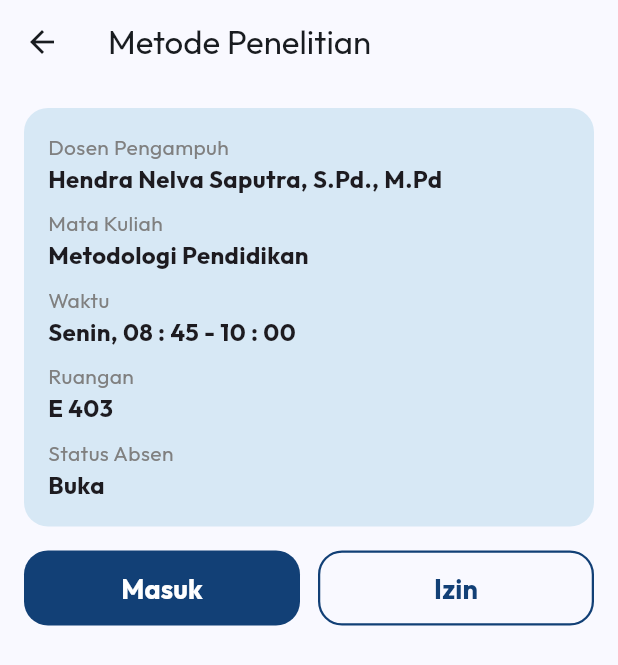
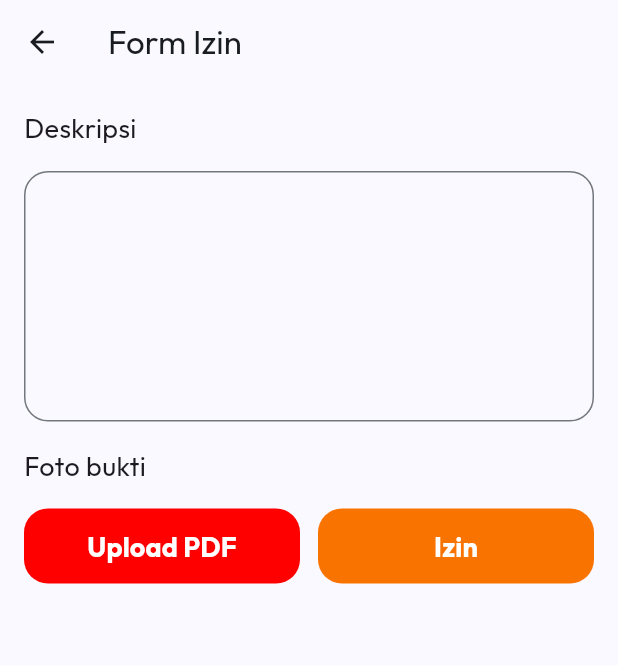
Before and after one commit to Triwahyu22116012/sistem-absensi-mahasiswa, a Flutter app: the ScheduleDetailScreen screen opened directly, after a tap on "Izin", on a phone screen of 412 x 824 dp. Shown: the top 665 px of the screen. Run offline on Flutter 3.47's test engine with Material 3 defaults, Android fonts, the phone set to English and light mode, and no system bars; our stand-ins replace google_fonts, image_picker.

Commit message:
membuat halaman notifikasi dan izin

```diff
--- /dev/null
+++ b/lib/screen/mahasiswa/absen/izin_screen.dart
@@ -0,0 +1,106 @@
+import 'package:flutter/material.dart';
+
+class IzinScreen extends StatelessWidget {
+  const IzinScreen({super.key});
+
+  @override
+  Widget build(BuildContext context) {
+    return Scaffold(
+      appBar: AppBar(
+        title: const Text("Form Izin"),
+      ),
+      body: Padding(
+        padding: const EdgeInsets.all(16),
+        child: Column(
+          crossAxisAlignment: CrossAxisAlignment.start,
+          children: [
+            const Text(
+              "Deskripsi",
+              style: TextStyle(
+                fontSize: 18
+              ),
+            ),
+            Padding(
+              padding: const EdgeInsets.only(top: 16),
+              child: TextField(
+                decoration: InputDecoration(
+                  border: OutlineInputBorder(
+                      borderRadius: BorderRadius.circular(16)
+                  ),
+                  focusedBorder: OutlineInputBorder(
+                      borderRadius: BorderRadius.circular(16),
+                      borderSide: const BorderSide(
+                          color: Color(0xFF275591),
+                          width: 1.5
+                      )
+                  ),
+                ),
+                style: const TextStyle(
+                  fontSize: 18
+                ),
+                maxLines: 5,
+              ),
+            ),
+            const SizedBox(height: 16),
+            const Text(
+              "Foto bukti",
+              style: TextStyle(
+                fontSize: 18
+              ),
+            ),
+            const SizedBox(height: 16),
+            Row(
+              mainAxisAlignment: MainAxisAlignment.spaceBetween,
+              children: [
+                SizedBox(
+                  width: 184,
+                  height: 50,
+                  child: FilledButton(
+                      onPressed: () {
+
+                      },
+                      style: FilledButton.styleFrom(
+                        shape: RoundedRectangleBorder(
+                          borderRadius: BorderRadius.circular(16)
+                        ),
+                        backgroundColor: const Color(0xFFFF0000)
+                      ),
+                      child: const Text(
+                        "Upload PDF",
+                        style: TextStyle(
+                            fontSize: 18,
+                            fontWeight: FontWeight.bold
+                        ),
+                      )
+                  ),
+                ),
+                SizedBox(
+                  width: 184,
+                  height: 50,
+                  child: FilledButton(
+                      onPressed: () {
+
+                      },
+                      style: FilledButton.styleFrom(
+                        shape: RoundedRectangleBorder(
+                          borderRadius: BorderRadius.circular(16)
+                        ),
+                        backgroundColor: const Color(0xFFF97300)
+                      ),
+                      child: const Text(
+                        "Izin",
+                        style: TextStyle(
+                            fontSize: 18,
+                            fontWeight: FontWeight.bold
+                        ),
+                      )
+                  ),
+                ),
+              ],
+            )
+          ],
+        ),
+      ),
+    );
+  }
+}
--- a/lib/screen/mahasiswa/jadwal/schedule_detail_screen.dart
+++ b/lib/screen/mahasiswa/jadwal/schedule_detail_screen.dart
@@ -1,6 +1,5 @@
 import 'package:absensi_mahasiswa/screen/mahasiswa/absen/absen_masuk_screen.dart';
-import 'package:absensi_mahasiswa/widget/main_button.dart';
-import 'package:absensi_mahasiswa/widget/second_button.dart';
+import 'package:absensi_mahasiswa/screen/mahasiswa/absen/izin_screen.dart';
 import 'package:flutter/material.dart';
 
 class ScheduleDetailScreen extends StatelessWidget {
@@ -148,7 +147,12 @@ class ScheduleDetailScreen extends StatelessWidget {
                   width: 184,
                   height: 50,
                   child: OutlinedButton(
-                      onPressed: () {},
+                      onPressed: () {
+                        Navigator.push(
+                          context,
+                          MaterialPageRoute(builder: (context) => const IzinScreen())
+                        );
+                      },
                       style: OutlinedButton.styleFrom(
                         shape: RoundedRectangleBorder(
                             borderRadius: BorderRadius.circular(16)
```
Also changed, not shown: lib/screen/mahasiswa/notification/notification_screen.dart (+10 -0 lines), lib/screen/mahasiswa/notification/widget/notification_card.dart (added, +49 -0 lines).
